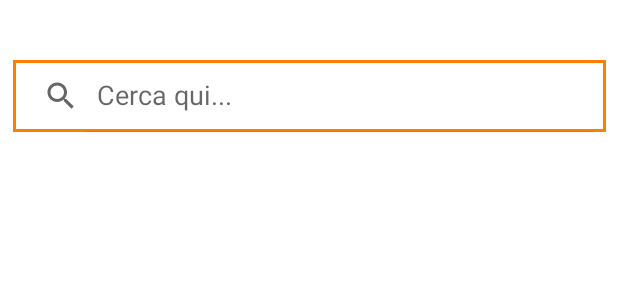
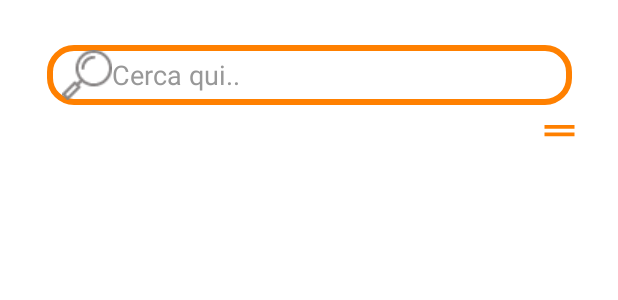
Before and after one commit to Andreafaccenda/ShopTogether, an Android app: the layout fragment_catalogo.xml on its own in the app's theme, with its tools: preview values and no code run, on a phone screen of 412 x 824 dp. Shown: the top 300 px of the screen. Run offline under Robolectric (Android 15) with nearby library versions, the phone set to English and light mode, and no system bars.

Commit message:
Catalogo aggiunto

```diff
--- a/app/src/main/java/com/example/speedmarket/CategorieAdapter.kt
+++ b/app/src/main/java/com/example/speedmarket/model/CategorieAdapter.kt
@@ -1,6 +1,5 @@
-package com.example.speedmarket
+package com.example.speedmarket.model
 
-import android.media.Image
 import android.view.LayoutInflater
 import android.view.View
 import android.view.ViewGroup
@@ -8,8 +7,7 @@ import android.widget.ImageView
 import android.widget.TextView
 import androidx.constraintlayout.widget.ConstraintLayout
 import androidx.recyclerview.widget.RecyclerView
-import com.example.speedmarket.model.Categorie
-import dagger.hilt.android.HiltAndroidApp
+import com.example.speedmarket.R
 
 class CategorieAdapter(private val List: ArrayList<Categorie>):
     RecyclerView.Adapter<CategorieAdapter.CategorieViewHolder>() {
--- a/app/src/main/java/com/example/speedmarket/repository/ProdRepository.kt
+++ b/app/src/main/java/com/example/speedmarket/repository/ProdRepository.kt
@@ -6,7 +6,7 @@ import com.example.speedmarket.model.Utente
 import com.example.speedmarket.util.UiState
 
 interface ProdRepository {
-    fun getProducts(user: Utente?, result: (UiState<List<Prodotto>>) -> Unit)
+    fun getProducts(result: (UiState<List<Prodotto>>) -> Unit)
     fun addProduct(prodotto: Prodotto, result: (UiState<Pair<Prodotto,String>>) -> Unit)
     fun deleteProduct(prodotto: Prodotto, result: (UiState<String>) -> Unit)
     fun updateProduct(prodotto: Prodotto, result: (UiState<String>) -> Unit)
--- a/app/src/main/java/com/example/speedmarket/repository/ProdRepositoryImp.kt
+++ b/app/src/main/java/com/example/speedmarket/repository/ProdRepositoryImp.kt
@@ -27,7 +27,7 @@ class ProdRepositoryImp(
         it.asDomainModel()
     }
 
-    override fun getProducts(user: Utente?, result: (UiState<List<Prodotto>>) -> Unit) {
+    override fun getProducts(result: (UiState<List<Prodotto>>) -> Unit){
         val db = database.collection(FireStoreCollection.PRODOTTI)
         db.get()
             .addOnSuccessListener { document ->
--- a/app/src/main/java/com/example/speedmarket/ui/AppActivity.kt
+++ b/app/src/main/java/com/example/speedmarket/ui/AppActivity.kt
@@ -11,7 +11,7 @@ import androidx.recyclerview.widget.RecyclerView
 import com.example.speedmarket.R
 import com.example.speedmarket.databinding.ActivityAppBinding
 import com.example.speedmarket.model.Categorie
-import com.example.speedmarket.ui.Catalogo.CatalogoFragment
+import com.example.speedmarket.ui.catalogo.CatalogoFragment
 import com.example.speedmarket.ui.auth.AuthViewModel
 import com.example.speedmarket.ui.home.Home
 import dagger.hilt.android.AndroidEntryPoint
--- a/app/src/main/java/com/example/speedmarket/ui/home/Home.kt
+++ b/app/src/main/java/com/example/speedmarket/ui/home/Home.kt
@@ -1,17 +1,14 @@
 package com.example.speedmarket.ui.home
 
-import android.content.Intent
 import android.os.Bundle
 import androidx.fragment.app.Fragment
 import android.view.LayoutInflater
 import android.view.View
 import android.view.ViewGroup
-import androidx.activity.viewModels
 import androidx.fragment.app.viewModels
-import androidx.navigation.findNavController
 import androidx.recyclerview.widget.LinearLayoutManager
 import androidx.recyclerview.widget.RecyclerView
-import com.example.speedmarket.CategorieAdapter
+import com.example.speedmarket.model.CategorieAdapter
 import com.example.speedmarket.R
 import com.example.speedmarket.databinding.FragmentHomeBinding
 import com.example.speedmarket.model.Categorie
--- a/app/src/main/java/com/example/speedmarket/ui/prod/ProdViewModel.kt
+++ b/app/src/main/java/com/example/speedmarket/ui/prod/ProdViewModel.kt
@@ -34,9 +34,9 @@ class ProdViewModel @Inject constructor(
     val deleteNote: LiveData<UiState<String>>
         get() = _deleteProduct
 
-    fun getProducts(user: Utente?) {
+    fun getProducts() {
         _notes.value = UiState.Loading
-        repository.getProducts(user) { _notes.value = it }
+        repository.getProducts() { _notes.value = it }
     }
 
     fun addProduct(prodotto: Prodotto){
--- /dev/null
+++ b/app/src/main/res/drawable/filter.xml
@@ -0,0 +1,5 @@
+<vector android:height="24dp" android:tint="#FF8000"
+    android:viewportHeight="24" android:viewportWidth="24"
+    android:width="24dp" xmlns:android="http://schemas.android.com/apk/res/android">
+    <path android:fillColor="@android:color/white" android:pathData="M20,9H4v2h16V9zM4,15h16v-2H4V15z"/>
+</vector>
--- /dev/null
+++ b/app/src/main/res/drawable/search_view_back.xml
@@ -0,0 +1,8 @@
+<?xml version="1.0" encoding="utf-8"?>
+<shape xmlns:android="http://schemas.android.com/apk/res/android"
+    android:shape="rectangle">
+    <corners android:radius="16dp" />
+    <stroke android:color="@color/colorBackgroundOrange"
+        android:width="4dp"/>
+    <solid android:color="@color/white"/>
+</shape>
--- a/app/src/main/res/drawable/search_view_background.xml
+++ /dev/null
@@ -1,8 +0,0 @@
-<?xml version="1.0" encoding="utf-8"?>
-<shape xmlns:android="http://schemas.android.com/apk/res/android">
-
-    <corner android:radius= "8dp"/>
-    <stroke android:color="@color/colorBackgroundOrange"
-        android:width="2dp"/>
-    <solid android:color="@color/white"/>
-</shape>
--- a/app/src/main/res/drawable/tunr_back.xml
+++ /dev/null
@@ -1,5 +0,0 @@
-<vector android:autoMirrored="true" android:height="24dp"
-    android:tint="#FFFFFF" android:viewportHeight="24"
-    android:viewportWidth="24" android:width="24dp" xmlns:android="http://schemas.android.com/apk/res/android">
-    <path android:fillColor="@android:color/white" android:pathData="M20,11H7.83l5.59,-5.59L12,4l-8,8 8,8 1.41,-1.41L7.83,13H20v-2z"/>
-</vector>
--- a/app/src/main/res/layout/fragment_catalogo.xml
+++ b/app/src/main/res/layout/fragment_catalogo.xml
@@ -4,21 +4,37 @@
     xmlns:tools="http://schemas.android.com/tools"
     android:layout_width="match_parent"
     android:layout_height="match_parent"
-    tools:context=".ui.Catalogo.CatalogoFragment">
+    tools:context=".ui.catalogo.CatalogoFragment">
 
-    <androidx.appcompat.widget.SearchView
+    <ImageView
+        android:id="@+id/image_filter"
+        android:layout_width="30dp"
+        android:layout_height="30dp"
+        android:src="@drawable/filter"
+        app:layout_constraintBottom_toTopOf="@+id/recyclerView_catalogo"
+        app:layout_constraintEnd_toEndOf="parent"
+        app:layout_constraintHorizontal_bias="0.937"
+        app:layout_constraintStart_toStartOf="parent"
+        app:layout_constraintTop_toTopOf="parent"
+        app:layout_constraintVertical_bias="1.0" />
+
+    <EditText
         android:id="@+id/barra_di_ricerca"
-        android:layout_width="395dp"
-        android:layout_height="wrap_content"
+        android:layout_width="350dp"
+        android:layout_height="40dp"
         android:layout_marginStart="24dp"
-        android:layout_marginTop="40dp"
+        android:layout_marginTop="30dp"
         android:layout_marginEnd="24dp"
-        android:background="@drawable/search_view_background"
-        app:iconifiedByDefault="false"
+        android:drawableStart="@drawable/search"
+        android:paddingStart="10dp"
+        android:paddingEnd="10dp"
+        android:hint="Cerca qui.."
+        android:textColorHint="@color/colorSecondaryText"
+        android:background="@drawable/search_view_back"
         app:layout_constraintEnd_toEndOf="parent"
         app:layout_constraintStart_toStartOf="parent"
-        app:layout_constraintTop_toTopOf="parent"
-        app:queryHint="Cerca qui..." />
+        app:layout_constraintTop_toTopOf="parent"/>
+
 
     <androidx.recyclerview.widget.RecyclerView
         android:id="@+id/recyclerView_catalogo"
@@ -27,10 +43,12 @@
         android:layout_marginStart="24dp"
         android:layout_marginTop="32dp"
         android:layout_marginEnd="24dp"
+        android:background="@android:color/transparent"
         app:layout_constraintBottom_toBottomOf="parent"
         app:layout_constraintEnd_toEndOf="parent"
-        app:layout_constraintHorizontal_bias="0.5"
+        app:layout_constraintHorizontal_bias="0.0"
         app:layout_constraintStart_toStartOf="parent"
-        app:layout_constraintTop_toBottomOf="@+id/barra_di_ricerca" />
+        app:layout_constraintTop_toBottomOf="@+id/barra_di_ricerca"
+        app:layout_constraintVertical_bias="0.0" />
 
 </androidx.constraintlayout.widget.ConstraintLayout>
```
Also changed, not shown: app/src/main/java/com/example/speedmarket/model/ProdottoAdapter.kt (added, +90 -0 lines), app/src/main/java/com/example/speedmarket/ui/Catalogo/CatalogoFragment.kt (deleted, +0 -20 lines), app/src/main/java/com/example/speedmarket/ui/catalogo/CatalogoFragment.kt (added, +83 -0 lines), app/src/main/res/layout/fragment_registrazione_utente.xml (+1 -11 lines), app/src/main/res/layout/view_holder_prodotto.xml (added, +56 -0 lines).
